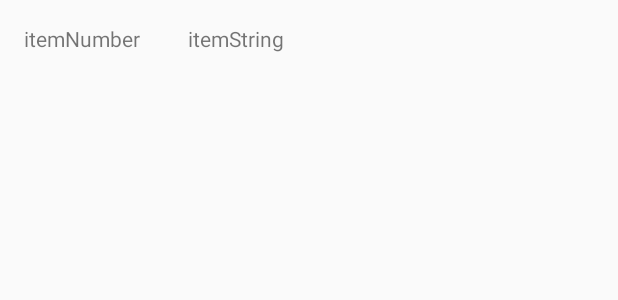
After one commit to yosoydead/list-maker-prototype-, an Android app: the layout list_selection_view_holder.xml on its own in the app's theme, with its tools: preview values and no code run, on a phone screen of 412 x 824 dp. The commit adds this screen. Shown: the top 300 px of the screen. Run offline under Robolectric (Android 15) with nearby library versions, the phone set to English and light mode, and no system bars.

Commit message:
step I 2 halfway done. created layout for items and skelly for RV

```diff
--- /dev/null
+++ b/app/src/main/res/layout/list_selection_view_holder.xml
@@ -0,0 +1,20 @@
+<?xml version="1.0" encoding="utf-8"?>
+
+<!--this view will be used by the recycler view to display items
+    for now, it will use just 2 TextViews: one to tell the position in the list,
+        the other to tell the name of the item in the list-->
+<LinearLayout xmlns:android="http://schemas.android.com/apk/res/android"
+              xmlns:tools="http://schemas.android.com/tools"
+              android:layout_width="wrap_content"
+              android:layout_height="wrap_content"
+              android:orientation="horizontal">
+
+    <TextView
+            android:layout_width="wrap_content"
+            android:layout_height="wrap_content" android:id="@+id/itemNumber" android:layout_margin="16dp"
+            tools:text="itemNumber"/>
+    <TextView
+            android:layout_width="wrap_content"
+            android:layout_height="wrap_content" android:id="@+id/itemString" tools:text="itemString"
+            android:layout_margin="16dp"/>
+</LinearLayout>
```
Also changed, not shown: app/src/main/java/com/example/listmaker/ListSelectionRecyclerViewAdapter.kt (added, +31 -0 lines), app/src/main/java/com/example/listmaker/MainActivity.kt (+14 -1 lines).
